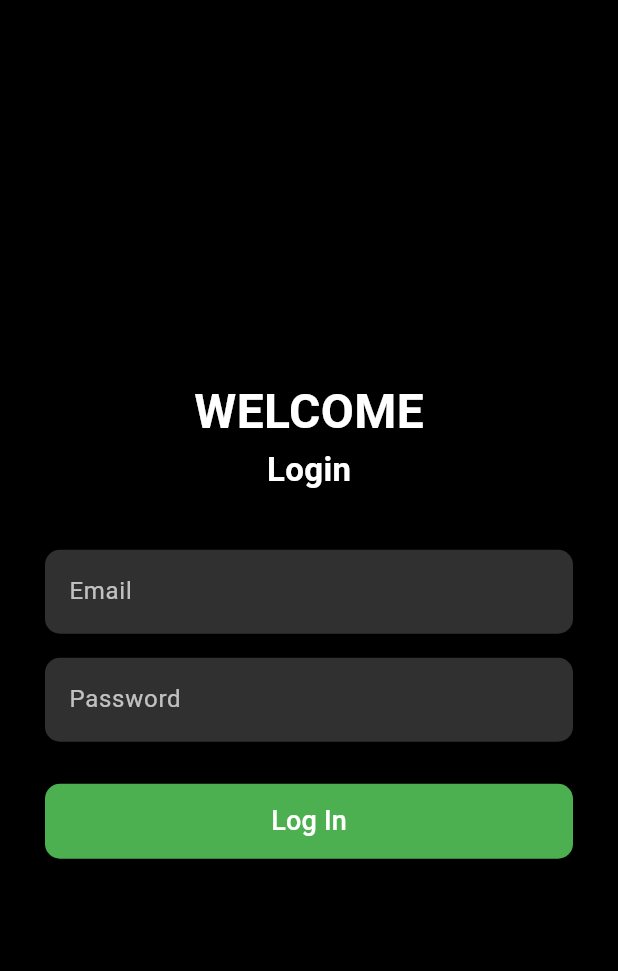
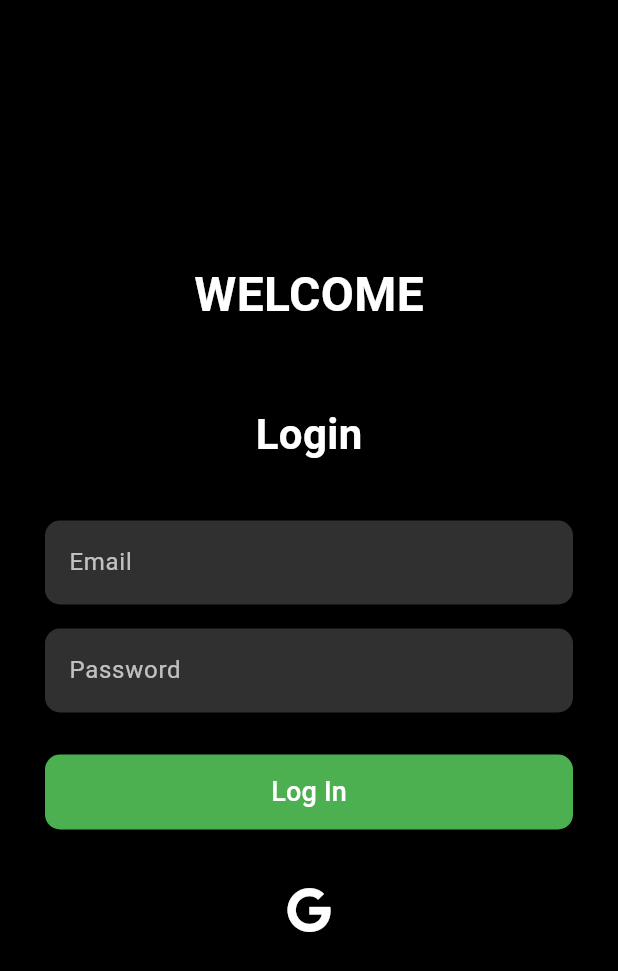
Before and after one commit to mahelashewon/fluttertestapp, a Flutter app: the screen it shows after launch, on a phone screen of 412 x 824 dp. Shown: the top 971 px of the screen. Run offline on Flutter 3.47's test engine with Material 3 defaults, Android fonts, the phone set to English and light mode, and no system bars; our stand-ins replace font_awesome_flutter.

Commit message:
basic structure

```diff
--- a/newapp/lib/login_page.dart
+++ b/newapp/lib/login_page.dart
@@ -627,10 +627,11 @@ class _LoginPageState extends State<LoginPage> {
 
               ),
             ),
+            SizedBox(height: 50),
             Text(
               'Login',
               style: TextStyle(
-                fontSize: 22.0,
+                fontSize: 28.0,
                 fontWeight: FontWeight.bold,
                 color: Colors.white,
               ),
@@ -651,9 +652,26 @@ class _LoginPageState extends State<LoginPage> {
                 style: TextStyle(fontSize: 18, color: Colors.white),
               ),
             ),
+            SizedBox(height: 30),
+            _buildSocialMediaButton(),
+            SizedBox(height: 20),
           ],
         ),
       ),
+    );
+  }
+  Widget _buildSocialMediaButton() {
+    return Row(
+      mainAxisAlignment: MainAxisAlignment.center,
+      children: [
+        IconButton(
+          icon: FaIcon(FontAwesomeIcons.google),
+          onPressed: () {},
+          iconSize: 30,
+          color: Colors.white,
+        ),
+
+      ],
     );
   }
 
```
